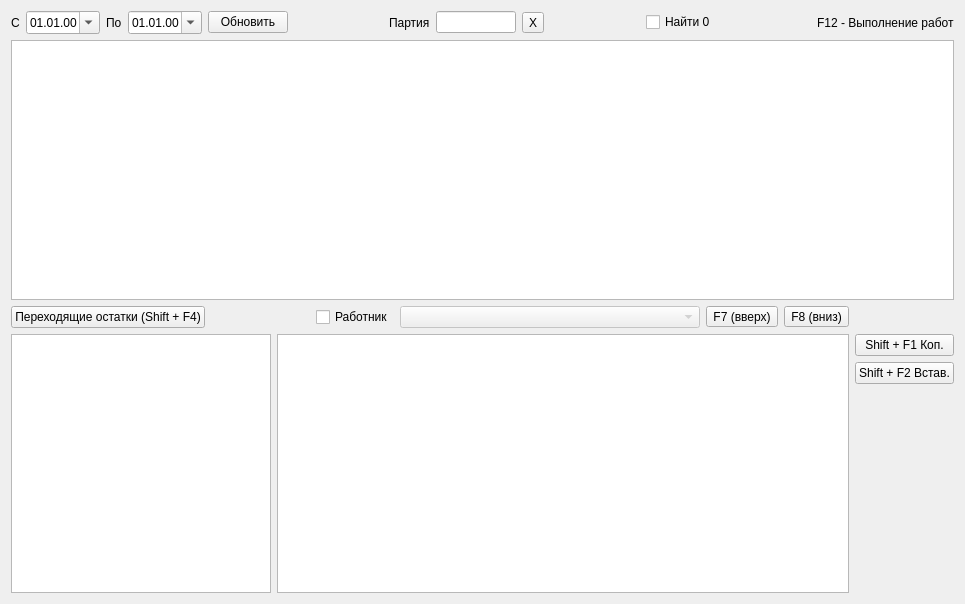
Old version of the form formjob.ui in the repository Sergeyego/el_zp.
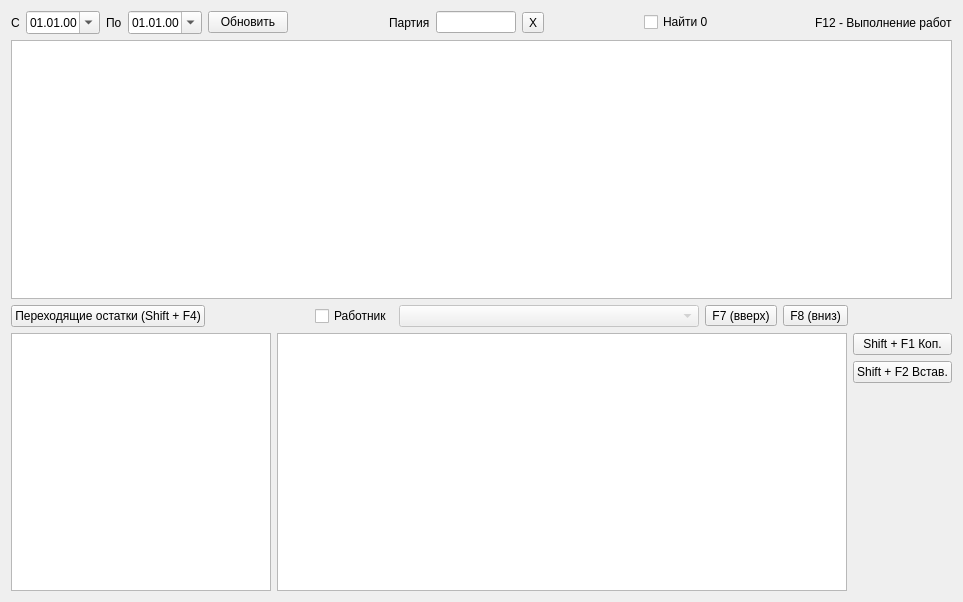
New version of the form. Custom widgets are drawn as their Qt base class.

Diff of the .ui file:
```diff
--- a/formjob.ui
+++ b/formjob.ui
@@ -6,8 +6,8 @@
    <rect>
     <x>0</x>
     <y>0</y>
-    <width>965</width>
-    <height>604</height>
+    <width>963</width>
+    <height>602</height>
    </rect>
   </property>
   <property name="windowTitle">
```
Left out of the diff: 2 changed lines with no effect on the pictures.
